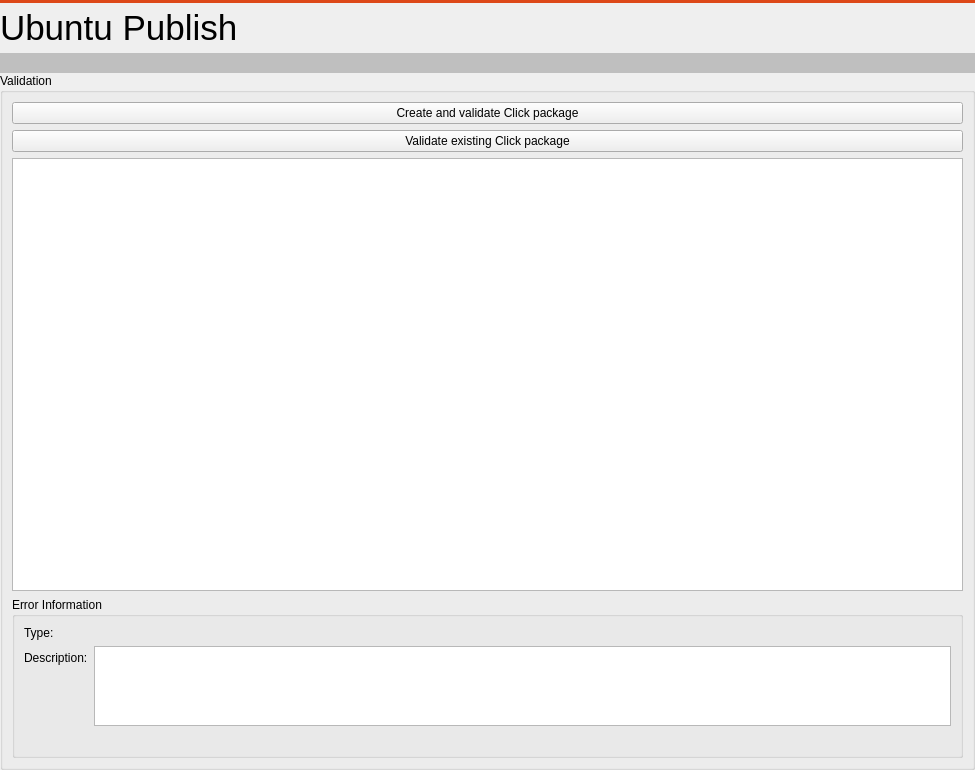
The window that src/ubuntu/ubuntupackagingwidget.ui (runelabs/qtcreator-plugin-ubuntu) describes before a commit, drawn with Qt 5.
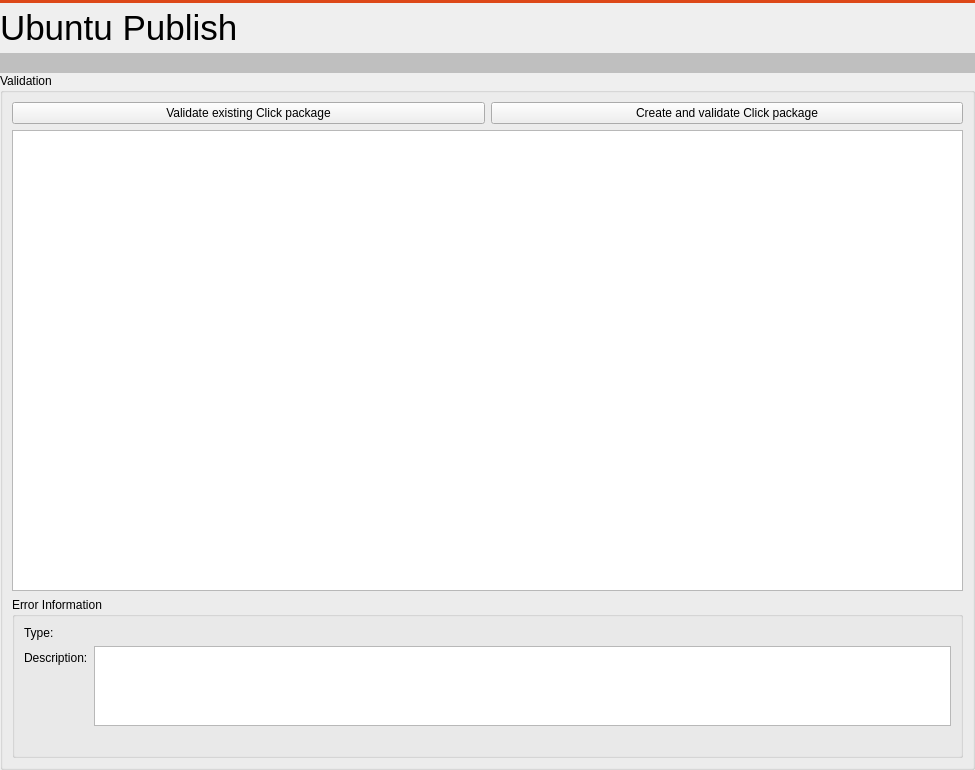
The same window after the commit.

Commit message: Visual facelift for the Publish page

The edit to the form file:
```diff
--- a/src/ubuntu/ubuntupackagingwidget.ui
+++ b/src/ubuntu/ubuntupackagingwidget.ui
@@ -127,18 +127,22 @@
        </property>
        <layout class="QVBoxLayout" name="verticalLayout">
         <item>
-         <widget class="QPushButton" name="pushButtonClickPackage">
-          <property name="text">
-           <string>Create and validate Click package</string>
-          </property>
-         </widget>
-        </item>
+         <layout class="QHBoxLayout" name="horizontalLayout_2">
         <item>
          <widget class="QPushButton" name="pushButtonReviewersTools">
           <property name="text">
            <string>Validate existing Click package</string>
           </property>
          </widget>
+          </item>
+          <item>
+           <widget class="QPushButton" name="pushButtonClickPackage">
+            <property name="text">
+             <string>Create and validate Click package</string>
+            </property>
+           </widget>
+          </item>
+	 </layout>
         </item>
         <item>
          <widget class="QTreeView" name="treeViewValidate">
```
Lines whose indentation alone changed are shown as unchanged.
